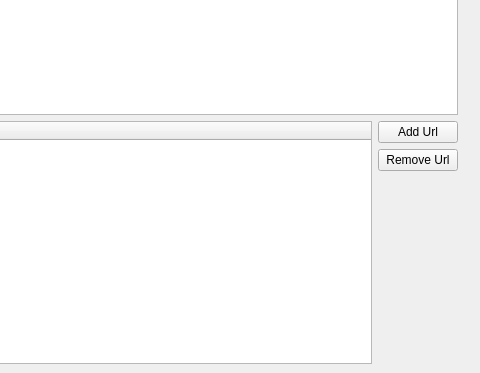
First picture: the form in src/app/mainwin.ui, repository nmapsi4/nmapsi4, before the edit; both pictures show x 281 to 761 and y 208 to 581 of the 761 by 581 pixel window.
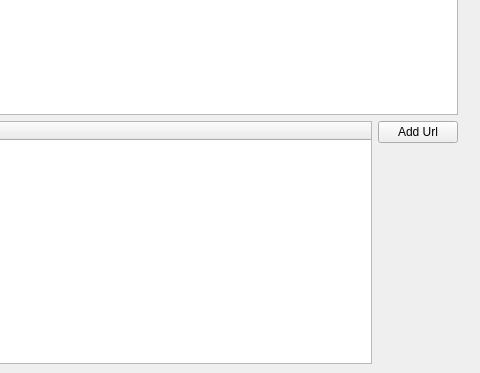
Second picture: the form after the edit. The open tabs and pages were chosen to show the change. Icons and pictures are not drawn.

Commit message: change remove url button with QAction and context menu.

The edit to the form file:
```diff
--- a/src/app/mainwin.ui
+++ b/src/app/mainwin.ui
@@ -1348,17 +1348,6 @@
               </property>
              </widget>
             </item>
-            <item>
-             <widget class="QPushButton" name="removeUrlButt">
-              <property name="text">
-               <string>Remove Url</string>
-              </property>
-              <property name="icon">
-               <iconset resource="../../mainwin.qrc">
-                <normaloff>:/images/images/button_cancel.png</normaloff>:/images/images/button_cancel.png</iconset>
-              </property>
-             </widget>
-            </item>
             <item>
              <spacer name="verticalSpacer_8">
               <property name="orientation">
```
The commit also changes 4 other files.
